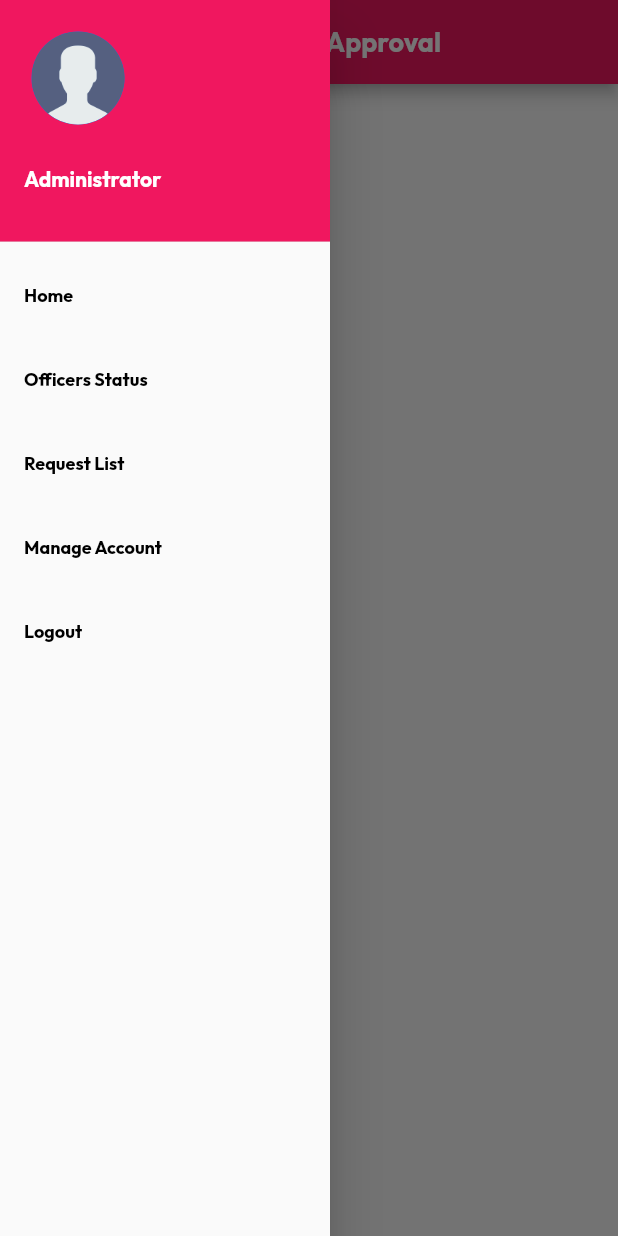
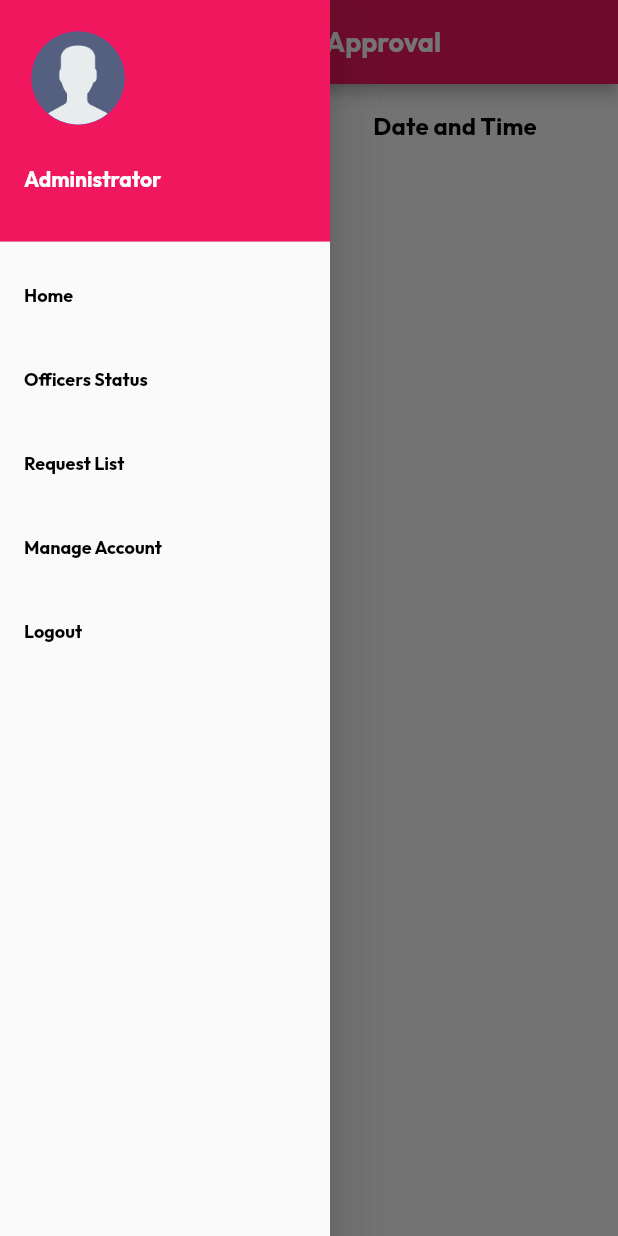
Before and after one commit to Lans12345/violation_system, a Flutter app: the RequestListScreen screen opened directly, with the side drawer open, on a phone screen of 412 x 824 dp. Run offline on Flutter 3.47's test engine with Material 2 defaults, Android fonts, the phone set to English and light mode, and no system bars; our stand-ins replace cloud_firestore, firebase_auth, firebase_core, firebase_storage, flutter_spinkit, fluttertoast and 4 more; accounts and stored records are empty.

Commit message:
added request list

```diff
--- a/lib/screens/views/admin/request_list.dart
+++ b/lib/screens/views/admin/request_list.dart
@@ -1,13 +1,20 @@
 import 'package:cloud_firestore/cloud_firestore.dart';
 import 'package:flutter/material.dart';
 import 'package:violation_system/widgets/toast_widget.dart';
-
+import 'package:intl/intl.dart';
 import '../../../widgets/drawer_widget.dart';
 import '../../../widgets/text_widget.dart';
+import '../../../widgets/view_violation_dialog.dart';
 
-class RequestListScreen extends StatelessWidget {
+class RequestListScreen extends StatefulWidget {
   const RequestListScreen({super.key});
 
+  @override
+  State<RequestListScreen> createState() => _RequestListScreenState();
+}
+
+class _RequestListScreenState extends State<RequestListScreen> {
+  final scroll = ScrollController();
   @override
   Widget build(BuildContext context) {
     return Scaffold(
@@ -21,7 +28,7 @@ class RequestListScreen extends StatelessWidget {
       body: SingleChildScrollView(
         child: StreamBuilder<QuerySnapshot>(
             stream: FirebaseFirestore.instance
-                .collection('Top List')
+                .collection('Violations')
                 .where('status', isEqualTo: 'Pending')
                 .snapshots(),
             builder:
@@ -41,46 +48,99 @@ class RequestListScreen extends StatelessWidget {
               }
 
               final data = snapshot.requireData;
-              return DataTable(columns: [
+              return Scrollbar(
+                controller: scroll,
+                child: SingleChildScrollView(
+                  controller: scroll,
+                  scrollDirection: Axis.horizontal,
+                  child: SingleChildScrollView(
+                    child: DataTable(columns: [
                       DataColumn(
-                  label:
-                      TextBold(text: 'Name', fontSize: 16, color: Colors.black),
+                        label: TextBold(
+                            text: 'Name', fontSize: 16, color: Colors.black),
                       ),
                       DataColumn(
                         label: TextBold(
-                      text: 'Violation', fontSize: 16, color: Colors.black),
+                            text: 'Violation',
+                            fontSize: 16,
+                            color: Colors.black),
                       ),
                       DataColumn(
-                  label: TextBold(text: '', fontSize: 0, color: Colors.black),
+                        label: TextBold(
+                            text: 'Date and Time',
+                            fontSize: 16,
+                            color: Colors.black),
+                      ),
+                      DataColumn(
+                        label: TextBold(
+                            text: '', fontSize: 0, color: Colors.black),
                       ),
                     ], rows: [
                       for (int i = 0; i < data.docs.length; i++)
                         DataRow(cells: [
                           DataCell(
-                      TextBold(
+                            GestureDetector(
+                              onTap: () {
+                                showDialog(
+                                    context: context,
+                                    builder: (context) {
+                                      return ViolationDialog(
+                                          data: data.docs[i]);
+                                    });
+                              },
+                              child: TextBold(
                                   text: data.docs[i]['name'],
                                   fontSize: 12,
                                   color: Colors.grey),
                             ),
+                          ),
                           DataCell(
-                      TextRegular(
+                            GestureDetector(
+                              onTap: () {
+                                showDialog(
+                                    context: context,
+                                    builder: (context) {
+                                      return ViolationDialog(
+                                          data: data.docs[i]);
+                                    });
+                              },
+                              child: TextRegular(
                                   text: data.docs[i]['violation'],
                                   fontSize: 12,
                                   color: Colors.grey),
+                            ),
+                          ),
+                          DataCell(
+                            GestureDetector(
+                              onTap: () {
+                                showDialog(
+                                    context: context,
+                                    builder: (context) {
+                                      return ViolationDialog(
+                                          data: data.docs[i]);
+                                    });
+                              },
+                              child: TextRegular(
+                                  text: DateFormat.yMMMd().add_jm().format(
+                                      data.docs[i]['dateTime'].toDate()),
+                                  fontSize: 12,
+                                  color: Colors.grey),
+                            ),
                           ),
                           DataCell(
                             SizedBox(
                               width: 100,
                               child: Row(
-                          mainAxisAlignment: MainAxisAlignment.spaceBetween,
+                                mainAxisAlignment:
+                                    MainAxisAlignment.spaceBetween,
                                 children: [
                                   IconButton(
                                     onPressed: () async {
                                       await FirebaseFirestore.instance
-                                    .collection('Top List')
+                                          .collection('Violations')
                                           .doc(data.docs[i].id)
                                           .update({'status': 'Accepted'});
-                                showToast('Request accepted!');
+                                      showToast('Violation accepted!');
                                     },
                                     icon: const Icon(
                                       Icons.check_box_outlined,
@@ -94,7 +154,7 @@ class RequestListScreen extends StatelessWidget {
                                           .collection('Top List')
                                           .doc(data.docs[i].id)
                                           .update({'status': 'Rejected'});
-                                showToast('Request rejected!');
+                                      showToast('Violation rejected!');
                                     },
                                     icon: const Icon(
                                       Icons.highlight_remove_outlined,
@@ -107,7 +167,10 @@ class RequestListScreen extends StatelessWidget {
                             ),
                           )
                         ])
-              ]);
+                    ]),
+                  ),
+                ),
+              );
             }),
       ),
     );
--- a/lib/services/add_violation.dart
+++ b/lib/services/add_violation.dart
@@ -18,7 +18,7 @@ Future addViolation(car, name, gender, age, violation, licenseNumber,
     'id': docUser.id,
     'dateTime': DateTime.now(),
     'officerId': FirebaseAuth.instance.currentUser!.uid,
-    'status': 'Accepted',
+    'status': 'Pending',
     'evidence': evidence,
     'owner': owner
   };
--- a/lib/widgets/add_violation_dialog.dart
+++ b/lib/widgets/add_violation_dialog.dart
@@ -385,7 +385,7 @@ class _AddViolationDialogState extends State<AddViolationDialog> {
             nameController.clear();
             violationController.clear();
             genderController.clear();
-            showToast('Violation Added!');
+            showToast('Violation Added! Waiting for confirmation');
           },
           child: TextBold(text: 'Continue', color: Colors.black, fontSize: 14),
         ),
```
Lines whose indentation alone changed are shown as unchanged.
